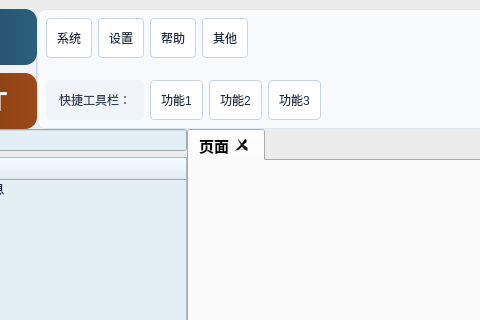
Varlike0013/OracleQtMES, file Sajet/sajetmainwindow.ui: the form before one commit; both pictures show x 122 to 602 and y 0 to 320 of the 960 by 600 pixel window.
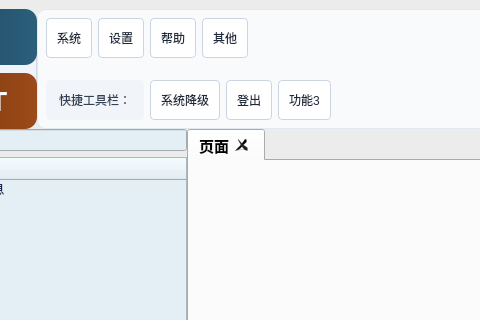
The form after the commit.

Diff of the .ui file:
```diff
--- a/Sajet/sajetmainwindow.ui
+++ b/Sajet/sajetmainwindow.ui
@@ -222,14 +222,14 @@
             <item>
              <widget class="QPushButton" name="tabBtn1">
               <property name="text">
-               <string>功能1</string>
+               <string>系统降级</string>
               </property>
              </widget>
             </item>
             <item>
              <widget class="QPushButton" name="tabBtn2">
               <property name="text">
-               <string>功能2</string>
+               <string>登出</string>
               </property>
              </widget>
             </item>
```
Left out of the diff: 19 changed lines with no effect on the pictures.
